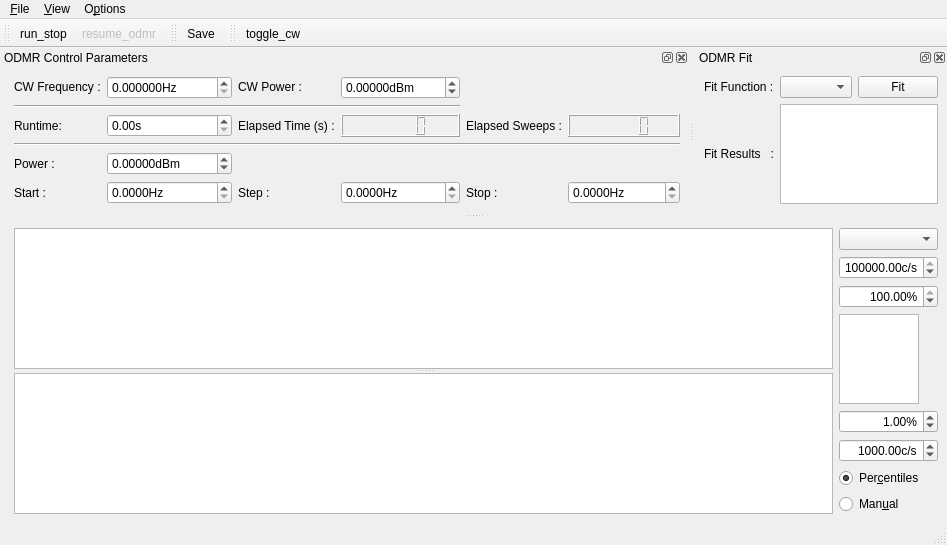
Above: gui/odmr/ui_odmrgui.ui from qdiamANU/qudi before the change. Below: the same form after it.
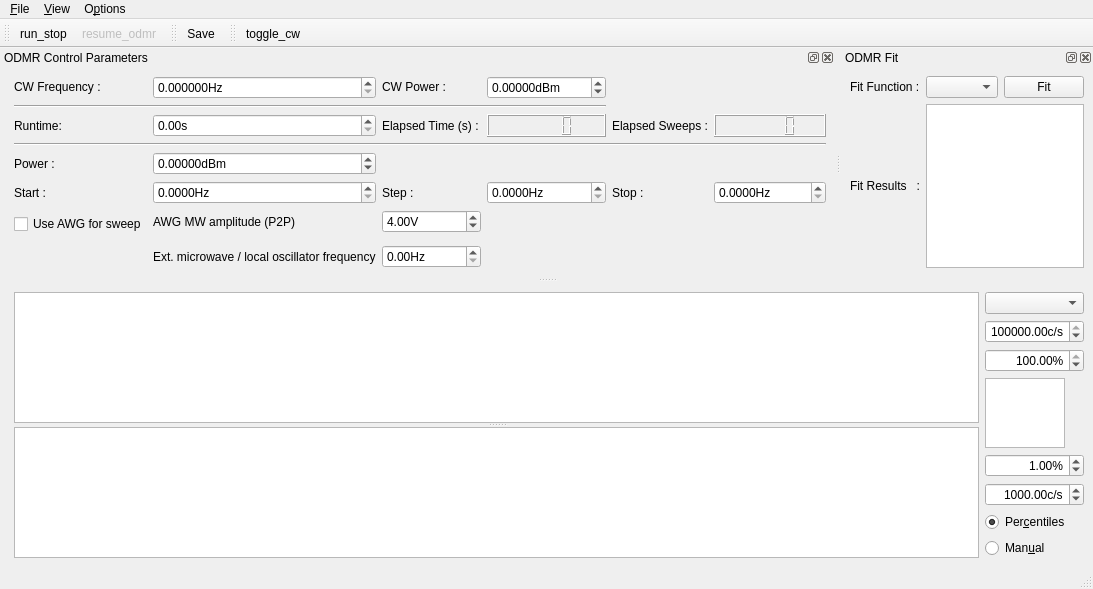
That is the form after the change. Icons and pictures are not drawn. Custom widgets are drawn as their Qt base class.

```diff
--- a/gui/odmr/ui_odmrgui.ui
+++ b/gui/odmr/ui_odmrgui.ui
@@ -605,6 +605,47 @@
        </property>
       </spacer>
      </item>
+     <item row="8" column="2">
+      <widget class="QLabel" name="label_11">
+       <property name="text">
+        <string>Ext. microwave / local oscillator frequency</string>
+       </property>
+      </widget>
+     </item>
+     <item row="6" column="2">
+      <widget class="QLabel" name="label_13">
+       <property name="text">
+        <string>AWG MW amplitude (P2P)</string>
+       </property>
+      </widget>
+     </item>
+     <item row="6" column="3">
+      <widget class="QDoubleSpinBox" name="awg_microwave_amplitude_DoubleSpinBox">
+       <property name="suffix">
+        <string>V</string>
+       </property>
+       <property name="value">
+        <double>4.000000000000000</double>
+       </property>
+      </widget>
+     </item>
+     <item row="8" column="3">
+      <widget class="QDoubleSpinBox" name="ext_microwave_frequency_DoubleSpinBox">
+       <property name="suffix">
+        <string>Hz</string>
+       </property>
+       <property name="maximum">
+        <double>10000000000.000000000000000</double>
+       </property>
+      </widget>
+     </item>
+     <item row="6" column="1" rowspan="2">
+      <widget class="QCheckBox" name="checkBox">
+       <property name="text">
+        <string>Use AWG for sweep</string>
+       </property>
+      </widget>
+     </item>
     </layout>
    </widget>
   </widget>
```
Left out of the diff: 344 changed lines with no effect on the pictures.
